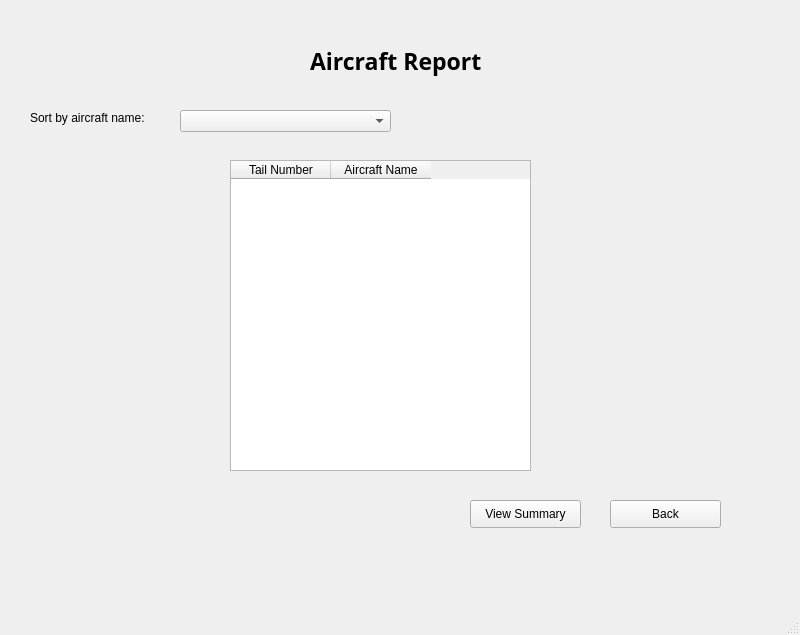
Old version of the form aircraftReport.ui in the repository Muneeba-Badar/DB-Final-Project.
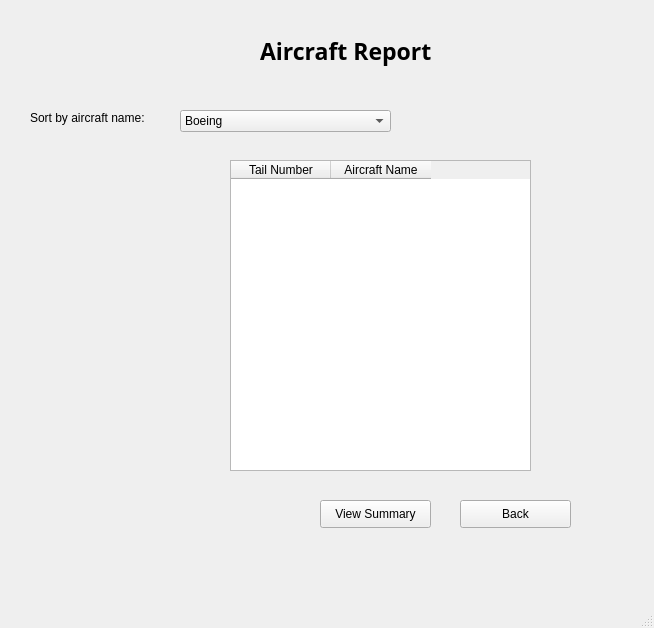
New version of the form.

Patch:
```diff
--- a/aircraftReport.ui
+++ b/aircraftReport.ui
@@ -6,8 +6,8 @@
    <rect>
     <x>0</x>
     <y>0</y>
-    <width>800</width>
-    <height>635</height>
+    <width>654</width>
+    <height>628</height>
    </rect>
   </property>
   <property name="windowTitle">
@@ -17,8 +17,8 @@
    <widget class="QLabel" name="label_4">
     <property name="geometry">
      <rect>
-      <x>310</x>
-      <y>30</y>
+      <x>260</x>
+      <y>20</y>
       <width>221</width>
       <height>61</height>
      </rect>
@@ -38,7 +38,7 @@
    <widget class="QPushButton" name="pushButton">
     <property name="geometry">
      <rect>
-      <x>470</x>
+      <x>320</x>
       <y>500</y>
       <width>111</width>
       <height>28</height>
@@ -51,7 +51,7 @@
    <widget class="QPushButton" name="pushButton_2">
     <property name="geometry">
      <rect>
-      <x>610</x>
+      <x>460</x>
       <y>500</y>
       <width>111</width>
       <height>28</height>
@@ -88,6 +88,21 @@
       <height>22</height>
      </rect>
     </property>
+    <item>
+     <property name="text">
+      <string>Boeing</string>
+     </property>
+    </item>
+    <item>
+     <property name="text">
+      <string>Airbus</string>
+     </property>
+    </item>
+    <item>
+     <property name="text">
+      <string>Cargo</string>
+     </property>
+    </item>
    </widget>
    <widget class="QTableWidget" name="tableWidget">
     <property name="geometry">
```
Left out of the diff: 10 changed lines with no effect on the pictures.
